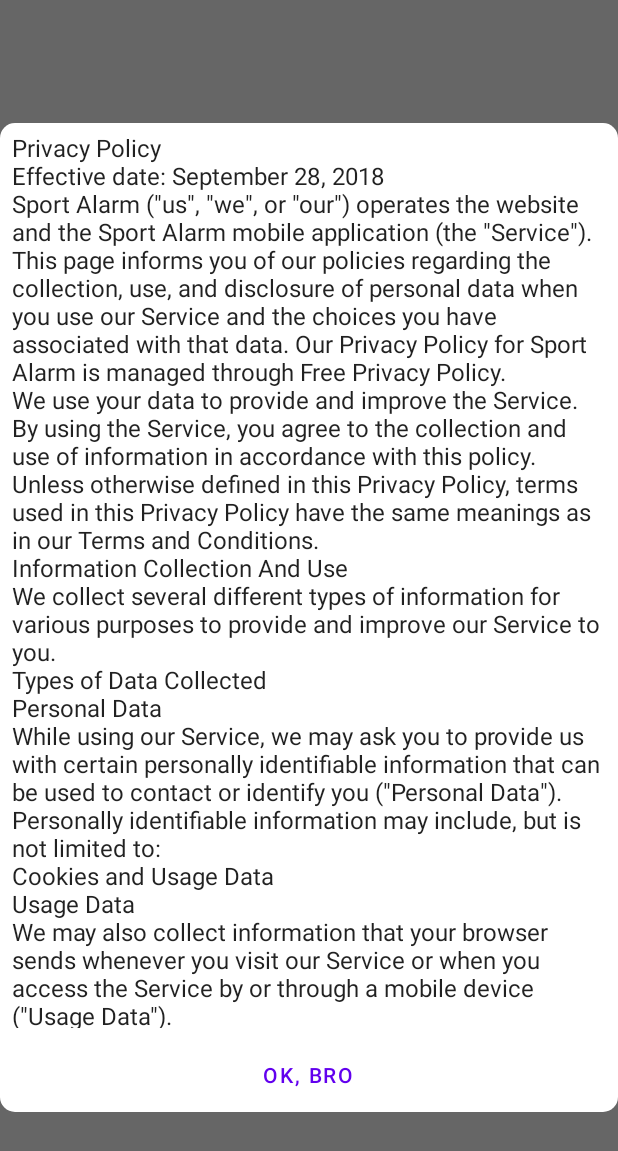
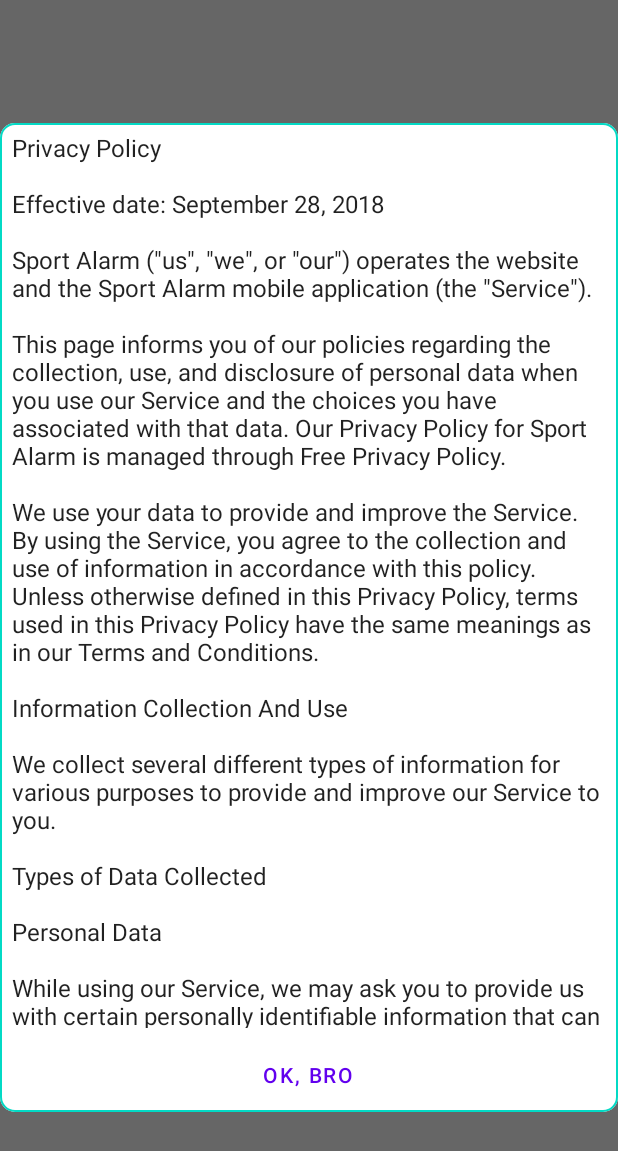
Before and after one commit to eth5/Sport-Alarm, an Android app built with Jetpack Compose: the composable PrivacyDialog shown on its own in the app's theme, on a phone screen of 412 x 824 dp. Shown: the top 1151 px of the screen. Run offline under Robolectric (Android 15) with nearby library versions, the phone set to English and light mode, and no system bars; network calls fail.

Commit message:
Refactor (Privacy dialog)

```diff
--- a/app/src/main/java/pro/it_dev/sportalarm/presentation/privacy/PrivacyDialog.kt
+++ b/app/src/main/java/pro/it_dev/sportalarm/presentation/privacy/PrivacyDialog.kt
@@ -4,6 +4,7 @@ import androidx.compose.animation.core.Spring
 import androidx.compose.animation.core.animateFloatAsState
 import androidx.compose.animation.core.spring
 import androidx.compose.foundation.background
+import androidx.compose.foundation.border
 import androidx.compose.foundation.layout.*
 import androidx.compose.foundation.rememberScrollState
 import androidx.compose.foundation.shape.RoundedCornerShape
@@ -20,6 +21,9 @@ import androidx.compose.ui.platform.LocalContext
 import androidx.compose.ui.unit.dp
 import androidx.compose.ui.window.Dialog
 import androidx.compose.ui.window.DialogProperties
+import kotlinx.coroutines.Dispatchers
+import kotlinx.coroutines.invoke
+import kotlinx.coroutines.runBlocking
 import pro.it_dev.sportalarm.util.fromHtml
 
 
@@ -31,8 +35,8 @@ fun PrivacyDialog(onDismissRequest: () -> Unit) {
 	) {
 		Box(
 			modifier = Modifier
-				.background(MaterialTheme.colors.background, RoundedCornerShape(10.dp))
-				.shadow(0.dp, RoundedCornerShape(10.dp))
+				.background(MaterialTheme.colors.background, MaterialTheme.shapes.medium)
+				.border(1.dp, MaterialTheme.colors.secondary, MaterialTheme.shapes.medium)
 				.fillMaxWidth(1f)
 				.fillMaxHeight(0.8f),
 			contentAlignment = Center
@@ -46,24 +50,22 @@ fun PrivacyDialog(onDismissRequest: () -> Unit) {
 					dampingRatio = Spring.DampingRatioHighBouncy
 				)
 			)
-			LaunchedEffect(key1 = "", block = { size = 1f })
+			LaunchedEffect(Unit, block = { size = 1f })
 
 			Column(
 				modifier = Modifier.fillMaxSize(animation),
 				horizontalAlignment = Alignment.CenterHorizontally
 			) {
-
-				var privacyText by remember {
-					mutableStateOf("")
-				}
 				val ctx = LocalContext.current
-				LaunchedEffect(key1 = ctx){
-					privacyText = ctx.assets.open("123.txt")
+				val privacyText by produceState(initialValue = "") {
+					value = (Dispatchers.IO) { ctx.assets.open("123.txt")
 						.bufferedReader()
 						.use {
 							it.readText()
 						}
+					}
 				}
+
 				Text(
 					text = privacyText.fromHtml().toString(),
 					modifier = Modifier
--- a/app/src/main/java/pro/it_dev/sportalarm/presentation/ui/theme/Shape.kt
+++ b/app/src/main/java/pro/it_dev/sportalarm/presentation/ui/theme/Shape.kt
@@ -6,6 +6,6 @@ import androidx.compose.ui.unit.dp
 
 val Shapes = Shapes(
 	small = RoundedCornerShape(4.dp),
-	medium = RoundedCornerShape(4.dp),
-	large = RoundedCornerShape(0.dp)
+	medium = RoundedCornerShape(10.dp),
+	large = RoundedCornerShape(20.dp)
 )
--- a/app/src/main/java/pro/it_dev/sportalarm/util/StringUtils.kt
+++ b/app/src/main/java/pro/it_dev/sportalarm/util/StringUtils.kt
@@ -7,7 +7,7 @@ import androidx.compose.ui.graphics.Color
 
 fun String.fromHtml():Spanned =
     if (Build.VERSION.SDK_INT >= Build.VERSION_CODES.N)
-        Html.fromHtml(this, Html.FROM_HTML_MODE_COMPACT)
+        Html.fromHtml(this, Html.FROM_HTML_MODE_LEGACY)
     else
         Html.fromHtml(this)
 
```
